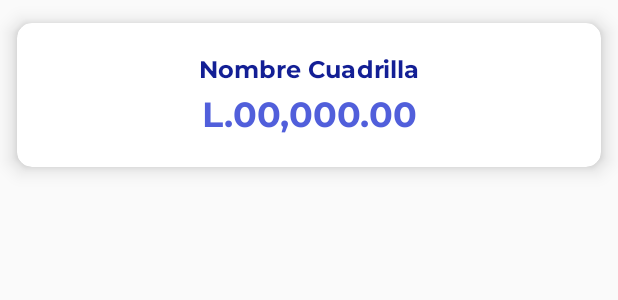
After one commit to neusteromega/INGELCOM-CajaChica, an Android app: the layout items_cuadrillas.xml on its own in the app's theme, with its tools: preview values and no code run, on a phone screen of 412 x 824 dp. The commit adds this screen. Shown: the top 300 px of the screen. Run offline under Robolectric (Android 15) with nearby library versions, the phone set to English and light mode, and no system bars.

```diff
--- a/app/src/main/java/com/ingelcom/cajachica/Fragmentos/FragBuscarUsuario.java
+++ b/app/src/main/java/com/ingelcom/cajachica/Fragmentos/FragBuscarUsuario.java
@@ -68,6 +68,7 @@ public class FragBuscarUsuario extends Fragment {
             mParam1 = getArguments().getString(ARG_PARAM1);
             mParam2 = getArguments().getString(ARG_PARAM2);
         }
+
         oper = new FirestoreOperaciones(); //Creamos la instancia de la clase "FirestoreOperaciones"
     }
 
--- /dev/null
+++ b/app/src/main/res/layout/items_cuadrillas.xml
@@ -0,0 +1,42 @@
+<?xml version="1.0" encoding="utf-8"?>
+<androidx.cardview.widget.CardView xmlns:android="http://schemas.android.com/apk/res/android"
+    xmlns:app="http://schemas.android.com/apk/res-auto"
+    android:layout_width="match_parent"
+    android:layout_height="wrap_content"
+    android:animateLayoutChanges="false"
+    app:cardCornerRadius="10dp"
+    app:cardElevation="8dp"
+    app:cardUseCompatPadding="true">
+
+    <LinearLayout
+        android:layout_width="match_parent"
+        android:layout_height="match_parent"
+        android:orientation="vertical"
+        android:paddingLeft="10dp"
+        android:paddingTop="20dp"
+        android:paddingRight="10dp"
+        android:paddingBottom="20dp">
+
+        <TextView
+            android:id="@+id/lblNombreCuadrillaCuaItem"
+            android:layout_width="match_parent"
+            android:layout_height="wrap_content"
+            android:layout_marginBottom="2dp"
+            android:fontFamily="@font/montserrat_bold"
+            android:gravity="center"
+            android:text="Nombre Cuadrilla"
+            android:textColor="@color/clr_fuente_primario"
+            android:textSize="16dp" />
+
+        <TextView
+            android:id="@+id/lblDineroCuaItem"
+            android:layout_width="match_parent"
+            android:layout_height="wrap_content"
+            android:layout_marginTop="2dp"
+            android:fontFamily="@font/montserrat_bold"
+            android:gravity="center"
+            android:text="L.00,000.00"
+            android:textColor="@color/clr_fuente_secundario"
+            android:textSize="23dp" />
+    </LinearLayout>
+</androidx.cardview.widget.CardView>
--- a/app/src/main/res/layout/items_empleados.xml
+++ b/app/src/main/res/layout/items_empleados.xml
@@ -34,7 +34,7 @@
                 android:fontFamily="@font/montserrat_bold"
                 android:gravity="center|left"
                 android:maxLines="1"
-                android:text="Nombre Completo Completo"
+                android:text="Nombre Completo"
                 android:textColor="@color/clr_fuente_primario"
                 android:textSize="16dp" />
 
```
Also changed, not shown: app/src/main/java/com/ingelcom/cajachica/Adaptadores/CuadrillasAdapter.java (+51 -1 lines), app/src/main/java/com/ingelcom/cajachica/Fragmentos/FragAdmCuadrillas.java (+29 -0 lines), app/src/main/java/com/ingelcom/cajachica/Modelos/CuadrillasItems.java (added, +28 -0 lines), app/src/main/java/com/ingelcom/cajachica/RegistrarEditarGasto.java (+10 -0 lines), app/src/main/res/layout/fragment_adm_cuadrillas.xml (+14 -13 lines).
